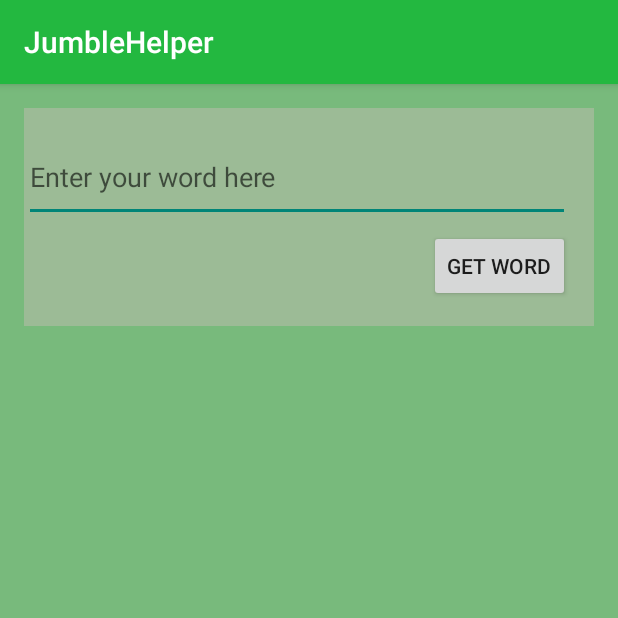
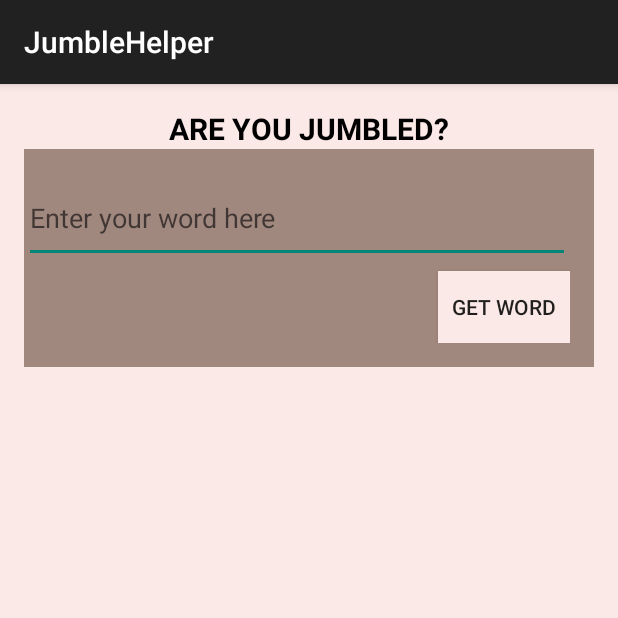
Before and after one commit to jankice/JumbleHelper, an Android app: the screen it shows after launch (MainActivity), on a phone screen of 412 x 824 dp, the top half of it. Run offline under Robolectric (Android 15) with nearby library versions, the phone set to English and light mode, and no system bars.

Commit message:
updating UI

```diff
--- a/app/src/main/AndroidManifest.xml
+++ b/app/src/main/AndroidManifest.xml
@@ -4,7 +4,7 @@
 
     <application
         android:allowBackup="true"
-        android:icon="@mipmap/logo_jh"
+        android:icon="@drawable/logojh"
         android:label="@string/app_name"
         android:theme="@style/AppTheme" >
         <activity
--- a/app/src/main/res/layout/activity_main.xml
+++ b/app/src/main/res/layout/activity_main.xml
@@ -4,7 +4,17 @@
     android:paddingRight="@dimen/activity_horizontal_margin"
     android:paddingTop="@dimen/activity_vertical_margin"
     android:paddingBottom="@dimen/activity_vertical_margin" tools:context=".MainActivity"
-    android:background="#92b7bda9">
+    android:background="#fbe9e7">
+    <TextView
+        android:layout_width="wrap_content"
+        android:layout_height="wrap_content"
+        android:text="ARE YOU JUMBLED?"
+        android:layout_alignParentTop="true"
+        android:id="@+id/ruJumbled"
+        android:textSize="20dp"
+        android:layout_centerHorizontal="true"
+        android:textStyle="bold"
+        android:textColor="#000000"/>
 
     <RelativeLayout
         android:id="@+id/relative_layout_child_1"
@@ -13,16 +23,18 @@
         android:paddingRight="@dimen/activity_horizontal_margin"
         android:paddingTop="@dimen/activity_vertical_margin"
         android:paddingBottom="@dimen/activity_vertical_margin"
-        android:background="#92b7bda9">
+        android:background="#a1887f"
+        android:layout_below="@+id/ruJumbled"
+        >
 
     <EditText
         android:layout_width="match_parent"
         android:layout_height="60dp"
         android:hint="@string/enter_char"
         android:id="@+id/editText"
-        android:inputType="text|textNoSuggestions"
-        android:digits="abcdefghijklmnopqrstuvwxyz "
-        android:layout_alignParentTop="true"/>
+
+        android:layout_alignParentTop="true"
+        />
 
     <Button
         android:id="@+id/btnGet"
@@ -32,7 +44,8 @@
         android:onClick="viewOnClick"
         android:layout_below="@+id/editText"
         android:layout_alignParentRight="true"
-        android:layout_marginTop="5dp" />
+        android:layout_marginTop="5dp"
+        android:background="#fbe9e7"/>
 
         </RelativeLayout>
 
@@ -50,15 +63,16 @@
             android:layout_width="match_parent"
             android:gravity="center_horizontal"
             android:padding="5dp"
-            android:text="UnJumble Words"
+            android:text="UNJUMBLED WORDS"
             android:textColor="@android:color/black"
-            android:textSize="20dp"
+            android:textSize="15dp"
             android:layout_height="match_parent"/>
 
         <ListView
             android:layout_width="match_parent"
             android:layout_height="wrap_content"
-            android:id="@+id/word_listview">
+            android:id="@+id/word_listview"
+            android:background="#a1887f">
         </ListView>
 
     </LinearLayout>
--- a/app/src/main/res/values/styles.xml
+++ b/app/src/main/res/values/styles.xml
@@ -4,10 +4,6 @@
     <style name="AppTheme" parent="Theme.AppCompat.Light.DarkActionBar">
 
         <!-- Customize your theme here. -->
-        <item name="android:background">#ff23b840</item>
-
-
-
     </style>
 
 </resources>
```
Also changed, not shown: app/src/main/res/drawable/logojh.png (added), 1 other file.
